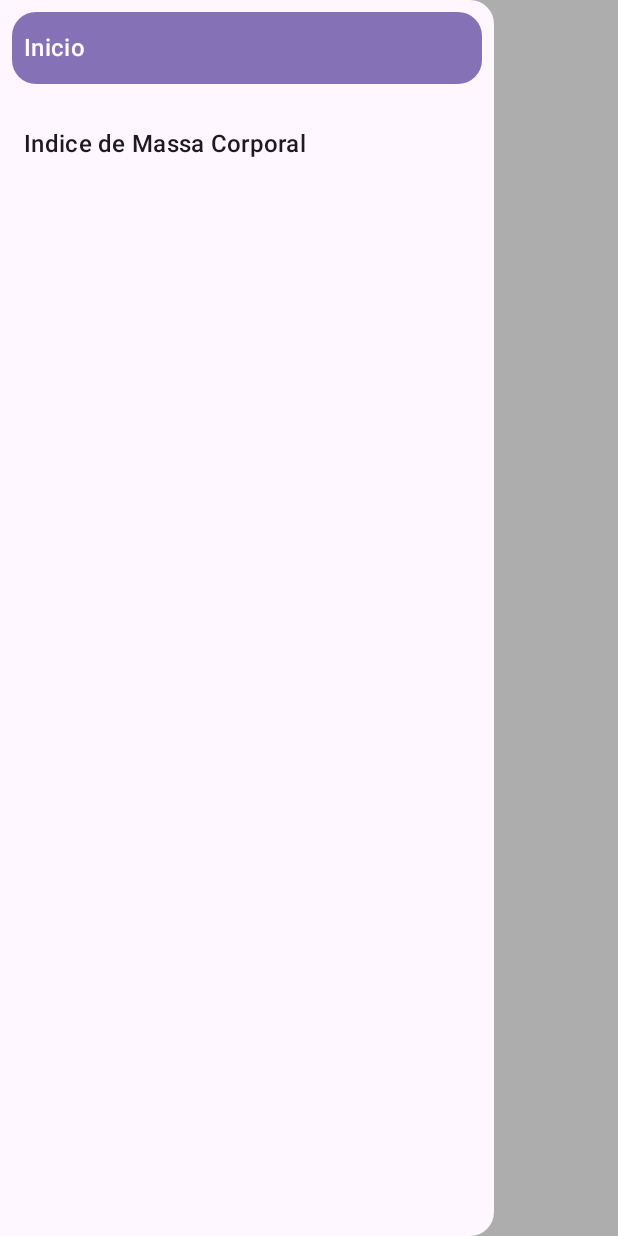
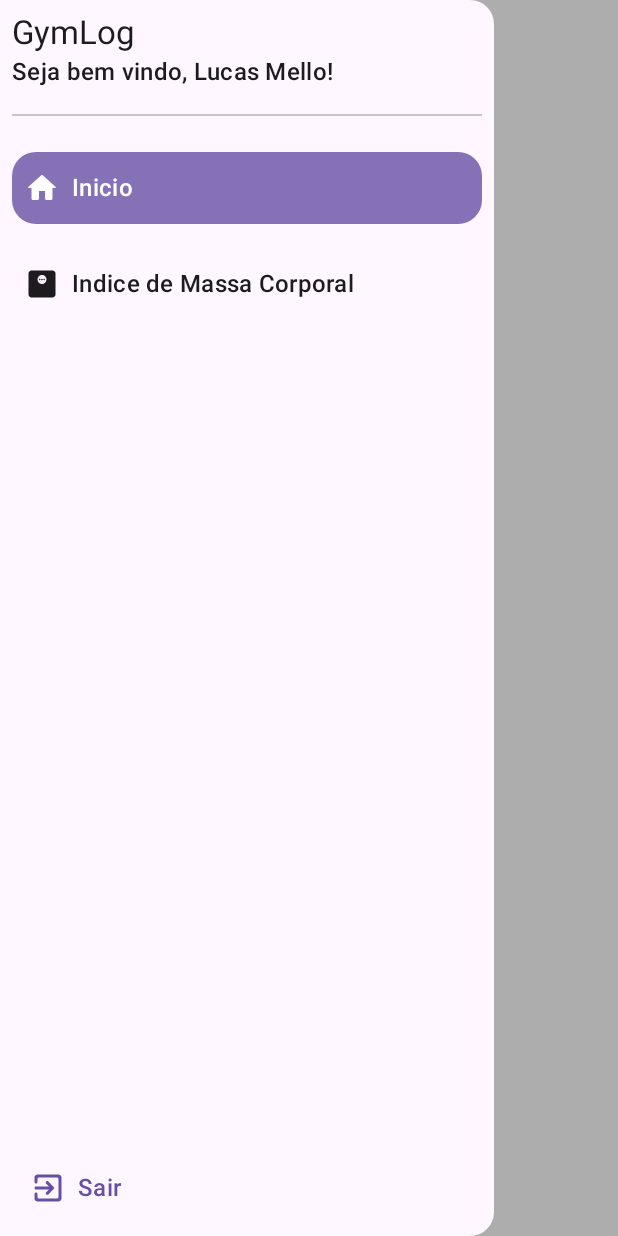
Before and after one commit to LucasMelll0/GymLog, an Android app built with Jetpack Compose: the @Preview function AppNavigationDrawerPreview, on a phone screen of 412 x 824 dp. Run offline under Robolectric (Android 15) with nearby library versions, the phone set to English and light mode, and no system bars.

Commit message:
feature: Implementa o nome de usuário e botão para sair(já funcional) no NavigationDrawer.kt

```diff
--- a/app/src/main/java/com/example/gymlog/navigation/AppNavHost.kt
+++ b/app/src/main/java/com/example/gymlog/navigation/AppNavHost.kt
@@ -15,7 +15,10 @@ import androidx.compose.runtime.Composable
 import androidx.compose.runtime.DisposableEffect
 import androidx.compose.runtime.LaunchedEffect
 import androidx.compose.runtime.getValue
+import androidx.compose.runtime.mutableStateOf
+import androidx.compose.runtime.remember
 import androidx.compose.runtime.rememberCoroutineScope
+import androidx.compose.runtime.setValue
 import androidx.compose.ui.Modifier
 import androidx.compose.ui.platform.LocalContext
 import androidx.lifecycle.compose.collectAsStateWithLifecycle
@@ -86,6 +89,7 @@ fun AppNavHost(
             )
         }
     }
+    var currentUserdata by remember { mutableStateOf(authUiClient.getSignedInUser()) }
 
     LaunchedEffect(key1 = signInState.signInError) {
         signInState.signInError?.let { error ->
@@ -98,6 +102,7 @@ fun AppNavHost(
     }
     LaunchedEffect(key1 = signInState.isSignInSuccessful) {
         if (signInState.isSignInSuccessful) {
+            currentUserdata = authUiClient.getSignedInUser()
             navController.navigateSingleTopTo(Home.route)
         }
     }
@@ -107,11 +112,6 @@ fun AppNavHost(
             scope.launch {
                 drawerState.close()
             }
-        }
-    }
-    if (currentRoute == Home.route) {
-        BackPressHandler {
-            currentActivity.finish()
         }
     }
     AppNavigationDrawer(
@@ -124,7 +124,13 @@ fun AppNavHost(
                 }
             }
         },
-        drawerState = drawerState
+        drawerState = drawerState,
+        onClickExit = {
+            authUiClient.signOutUser()
+            authViewModel.resetState()
+            navController.navigateInclusive(Auth.route)
+        },
+        user = currentUserdata
     ) {
         val startDestination = authViewModel.currentUser?.let { Home.route } ?: Auth.route
         AnimatedNavHost(
@@ -159,7 +165,7 @@ fun AppNavHost(
             composable(Login.route) {
                 LoginScreen(
                     onGoogleSignInClick = { signInWithGoogle() },
-                    onClickRegister = { navController.navigateSingleTopTo(Register.route) },
+                    onClickRegister = { navController.navigateInclusive(Home.route) },
                     onConventionalSignInClick = {
                         scope.launch {
                             val signInResult = authUiClient.signInWithEmailAndPassword(it)
@@ -266,3 +272,7 @@ fun NavHostController.navigateToTrainingForm(trainingId: String?) =
 
 private fun NavHostController.navigateToTrainingLog(trainingId: String) =
     this.navigateSingleTopTo("${Log.route}/$trainingId")
+
+private fun NavHostController.navigateInclusive(route: String) = this.navigate(route) {
+    popUpTo(0)
+}
--- a/app/src/main/java/com/example/gymlog/navigation/Destinations.kt
+++ b/app/src/main/java/com/example/gymlog/navigation/Destinations.kt
@@ -7,16 +7,19 @@ import com.example.gymlog.R
 interface Destination {
     val route: String
     val title: Int?
+    val icon: Int?
 }
 
 object Home : Destination {
     override val route: String = "home"
     override val title: Int = R.string.home_destination
+    override val icon: Int = R.drawable.ic_home
 }
 
 object Form : Destination {
     override val route: String = "form"
     override val title: Int = R.string.form_destination
+    override val icon: Int? = null
     const val trainingIdArg = "training_id"
     val routeWithArgs = "$route/{$trainingIdArg}"
     val arguments = listOf(navArgument(trainingIdArg) {
@@ -27,6 +30,7 @@ object Form : Destination {
 object Log : Destination {
     override val route: String = "training_log"
     override val title: Int? = null
+    override val icon: Int? = null
     const val trainingIdArg = "training_id"
     val routeWithArgs = "$route/{$trainingIdArg}"
     val arguments = listOf(navArgument(trainingIdArg) {
@@ -37,19 +41,23 @@ object Log : Destination {
 object Bmi : Destination {
     override val route: String = "bmi_historic"
     override val title: Int = R.string.bmi_destination
+    override val icon: Int = R.drawable.ic_weight
 }
 
 object Login : Destination {
     override val route: String = "login"
     override val title: Int? = null
+    override val icon: Int? = null
 }
 
 object Register : Destination {
     override val route: String = "register"
     override val title: Int? = null
+    override val icon: Int? = null
 }
 
 object Auth : Destination {
     override val route: String = "auth"
     override val title: Int? = null
+    override val icon: Int? = null
 }
--- a/app/src/main/java/com/example/gymlog/ui/auth/authclient/AuthUiClient.kt
+++ b/app/src/main/java/com/example/gymlog/ui/auth/authclient/AuthUiClient.kt
@@ -138,4 +138,8 @@ class AuthUiClient(
         )
     }
 
+    fun signOutUser() {
+        auth.signOut()
+    }
+
 }
--- a/app/src/main/java/com/example/gymlog/ui/components/NavigationDrawer.kt
+++ b/app/src/main/java/com/example/gymlog/ui/components/NavigationDrawer.kt
@@ -1,11 +1,14 @@
 package com.example.gymlog.ui.components
 
+import android.content.res.Configuration.UI_MODE_NIGHT_YES
 import androidx.compose.animation.core.animateFloatAsState
 import androidx.compose.animation.core.tween
 import androidx.compose.foundation.background
 import androidx.compose.foundation.clickable
+import androidx.compose.foundation.layout.Arrangement
 import androidx.compose.foundation.layout.Column
 import androidx.compose.foundation.layout.Row
+import androidx.compose.foundation.layout.Spacer
 import androidx.compose.foundation.layout.fillMaxHeight
 import androidx.compose.foundation.layout.fillMaxWidth
 import androidx.compose.foundation.layout.height
@@ -13,13 +16,18 @@ import androidx.compose.foundation.layout.padding
 import androidx.compose.foundation.lazy.LazyColumn
 import androidx.compose.foundation.lazy.items
 import androidx.compose.foundation.shape.RoundedCornerShape
+import androidx.compose.material.icons.Icons
+import androidx.compose.material.icons.rounded.ExitToApp
 import androidx.compose.material3.Card
 import androidx.compose.material3.CardDefaults
+import androidx.compose.material3.Divider
 import androidx.compose.material3.DrawerState
 import androidx.compose.material3.DrawerValue
+import androidx.compose.material3.Icon
 import androidx.compose.material3.MaterialTheme
 import androidx.compose.material3.ModalNavigationDrawer
 import androidx.compose.material3.Text
+import androidx.compose.material3.TextButton
 import androidx.compose.material3.rememberDrawerState
 import androidx.compose.runtime.Composable
 import androidx.compose.runtime.getValue
@@ -28,12 +36,14 @@ import androidx.compose.ui.Modifier
 import androidx.compose.ui.draw.clip
 import androidx.compose.ui.graphics.Color
 import androidx.compose.ui.res.dimensionResource
+import androidx.compose.ui.res.painterResource
 import androidx.compose.ui.res.stringResource
 import androidx.compose.ui.tooling.preview.Preview
 import com.example.gymlog.R
 import com.example.gymlog.navigation.Bmi
 import com.example.gymlog.navigation.Destination
 import com.example.gymlog.navigation.Home
+import com.example.gymlog.ui.auth.data.UserData
 import com.example.gymlog.ui.theme.GymLogTheme
 
 @Composable
@@ -42,7 +52,9 @@ fun DrawerBody(
     modifier: Modifier = Modifier,
     onItemClick: (Destination) -> Unit,
     currentDestinationRoute: String,
-    isOpen: Boolean
+    isOpen: Boolean,
+    onClickExit: () -> Unit,
+    user: UserData?
 ) {
     val bigCornerSize = dimensionResource(id = R.dimen.large_corner_size)
     val widthFraction by animateFloatAsState(
@@ -54,15 +66,54 @@ fun DrawerBody(
             .fillMaxHeight()
             .clip(RoundedCornerShape(topEnd = bigCornerSize, bottomEnd = bigCornerSize))
             .background(MaterialTheme.colorScheme.surface)
-            .fillMaxWidth(widthFraction)
+            .fillMaxWidth(widthFraction),
+        verticalArrangement = Arrangement.SpaceBetween
     ) {
-        LazyColumn(
-            Modifier
-                .fillMaxHeight()
-        ) {
-            items(items) {
-                val isCurrentDestination = it.route == currentDestinationRoute
-                DrawerBodyItem(destination = it, onItemClick = onItemClick, isCurrentDestination)
+        Column(modifier = Modifier.padding(dimensionResource(id = R.dimen.default_padding))) {
+            user?.let {
+                Text(
+                    text = stringResource(id = R.string.app_name),
+                    style = MaterialTheme.typography.titleLarge,
+                    color = MaterialTheme.colorScheme.onSurface
+                )
+                Text(
+                    text = "Seja bem vindo, ${user.userName}!",
+                    style = MaterialTheme.typography.titleMedium,
+                    color = MaterialTheme.colorScheme.onSurface
+                )
+                Spacer(modifier = Modifier.padding(vertical = dimensionResource(id = R.dimen.default_padding)))
+            }
+            Divider()
+            Spacer(modifier = Modifier.padding(vertical = dimensionResource(id = R.dimen.default_padding)))
+            LazyColumn() {
+                items(items) {
+                    val isCurrentDestination = it.route == currentDestinationRoute
+                    DrawerBodyItem(
+                        destination = it,
+                        onItemClick = onItemClick,
+                        isCurrentDestination
+                    )
+                }
+            }
+        }
+        TextButton(
+            onClick = onClickExit,
+            modifier = Modifier
+                .fillMaxWidth()
+                .padding(vertical = dimensionResource(id = R.dimen.default_padding)),
+
+            ) {
+            Row(
+                verticalAlignment = Alignment.CenterVertically,
+                horizontalArrangement = Arrangement.Start,
+                modifier = Modifier.fillMaxWidth()
+            ) {
+                Icon(
+                    imageVector = Icons.Rounded.ExitToApp,
+                    contentDescription = null,
+                    modifier = Modifier.padding(horizontal = dimensionResource(id = R.dimen.default_padding))
+                )
+                Text(text = "Sair", style = MaterialTheme.typography.titleMedium)
             }
         }
     }
@@ -81,7 +132,7 @@ fun DrawerBodyItem(
         if (isCurrentDestination) MaterialTheme.colorScheme.onPrimary else MaterialTheme.colorScheme.onSurface
     Card(
         modifier = Modifier
-            .padding(dimensionResource(id = R.dimen.default_padding))
+            .padding(vertical = dimensionResource(id = R.dimen.default_padding))
             .height(dimensionResource(id = R.dimen.default_drawer_item_height))
             .fillMaxWidth()
             .clickable { onItemClick(destination) },
@@ -92,6 +143,13 @@ fun DrawerBodyItem(
         shape = MaterialTheme.shapes.large
     ) {
         Row(verticalAlignment = Alignment.CenterVertically, modifier = Modifier.fillMaxHeight()) {
+            destination.icon?.let {
+                Icon(
+                    painter = painterResource(id = it),
+                    contentDescription = null,
+                    modifier = Modifier.padding(start = dimensionResource(id = R.dimen.default_padding))
+                )
+            }
             Text(
                 text = destination.title?.let { stringResource(id = it) } ?: "",
                 style = MaterialTheme.typography.titleMedium,
@@ -109,6 +167,8 @@ fun AppNavigationDrawer(
     onItemClick: (Destination) -> Unit,
     drawerState: DrawerState,
     gesturesEnabled: Boolean = true,
+    user: UserData?,
+    onClickExit: () -> Unit,
     content: @Composable () -> Unit
 ) {
     val destinations = listOf(Home, Bmi)
@@ -119,7 +179,9 @@ fun AppNavigationDrawer(
                 items = destinations,
                 onItemClick = onItemClick,
                 currentDestinationRoute = currentDestinationRoute,
-                isOpen = drawerState.isOpen
+                isOpen = drawerState.isOpen,
+                onClickExit = onClickExit,
+                user = user
             )
         },
         content = content,
@@ -129,6 +191,7 @@ fun AppNavigationDrawer(
     )
 }
 
+@Preview(uiMode = UI_MODE_NIGHT_YES)
 @Preview
 @Composable
 fun AppNavigationDrawerPreview() {
@@ -136,7 +199,9 @@ fun AppNavigationDrawerPreview() {
         AppNavigationDrawer(
             currentDestinationRoute = Home.route,
             onItemClick = {},
-            drawerState = rememberDrawerState(initialValue = DrawerValue.Open)
+            drawerState = rememberDrawerState(initialValue = DrawerValue.Open),
+            onClickExit = {},
+            user = UserData(userId = "", userName = "Lucas Mello", profilePicture = null)
         ) {
 
         }
--- /dev/null
+++ b/app/src/main/res/drawable/ic_home.xml
@@ -0,0 +1,5 @@
+<vector android:height="24dp" android:tint="#000000"
+    android:viewportHeight="24" android:viewportWidth="24"
+    android:width="24dp" xmlns:android="http://schemas.android.com/apk/res/android">
+    <path android:fillColor="@android:color/white" android:pathData="M10,19v-5h4v5c0,0.55 0.45,1 1,1h3c0.55,0 1,-0.45 1,-1v-7h1.7c0.46,0 0.68,-0.57 0.33,-0.87L12.67,3.6c-0.38,-0.34 -0.96,-0.34 -1.34,0l-8.36,7.53c-0.34,0.3 -0.13,0.87 0.33,0.87H5v7c0,0.55 0.45,1 1,1h3c0.55,0 1,-0.45 1,-1z"/>
+</vector>
--- /dev/null
+++ b/app/src/main/res/drawable/ic_weight.xml
@@ -0,0 +1,8 @@
+<vector android:height="24dp" android:tint="#000000"
+    android:viewportHeight="24" android:viewportWidth="24"
+    android:width="24dp" xmlns:android="http://schemas.android.com/apk/res/android">
+    <path android:fillColor="@android:color/white" android:pathData="M19,3H5C3.9,3 3,3.9 3,5v14c0,1.1 0.9,2 2,2h14c1.1,0 2,-0.9 2,-2V5C21,3.9 20.1,3 19,3zM12,12c-1.66,0 -3,-1.34 -3,-3s1.34,-3 3,-3s3,1.34 3,3S13.66,12 12,12z"/>
+    <path android:fillColor="@android:color/white" android:pathData="M10.5,9m-0.5,0a0.5,0.5 0,1 1,1 0a0.5,0.5 0,1 1,-1 0"/>
+    <path android:fillColor="@android:color/white" android:pathData="M13.5,9m-0.5,0a0.5,0.5 0,1 1,1 0a0.5,0.5 0,1 1,-1 0"/>
+    <path android:fillColor="@android:color/white" android:pathData="M12,9m-0.5,0a0.5,0.5 0,1 1,1 0a0.5,0.5 0,1 1,-1 0"/>
+</vector>
```
